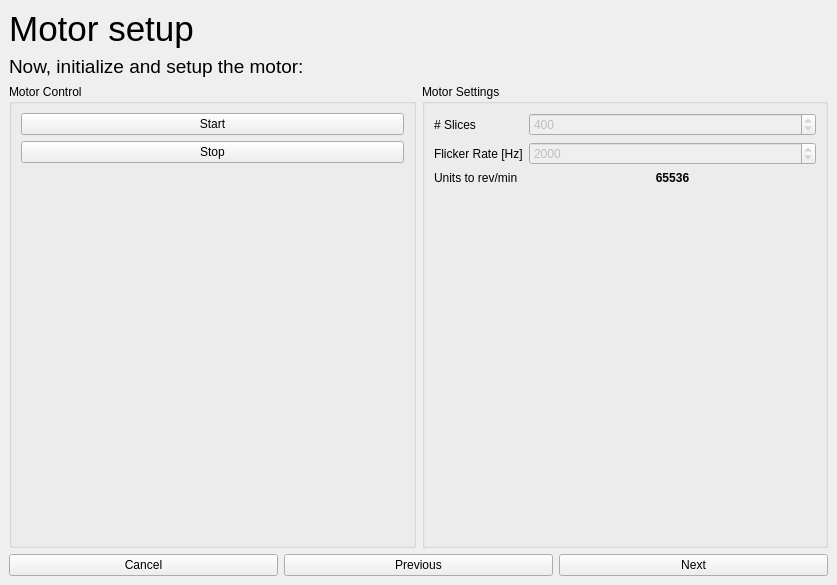
First picture: the form in src/StackedWidget.ui, repository CarloNicolini/Volvux, before the edit.
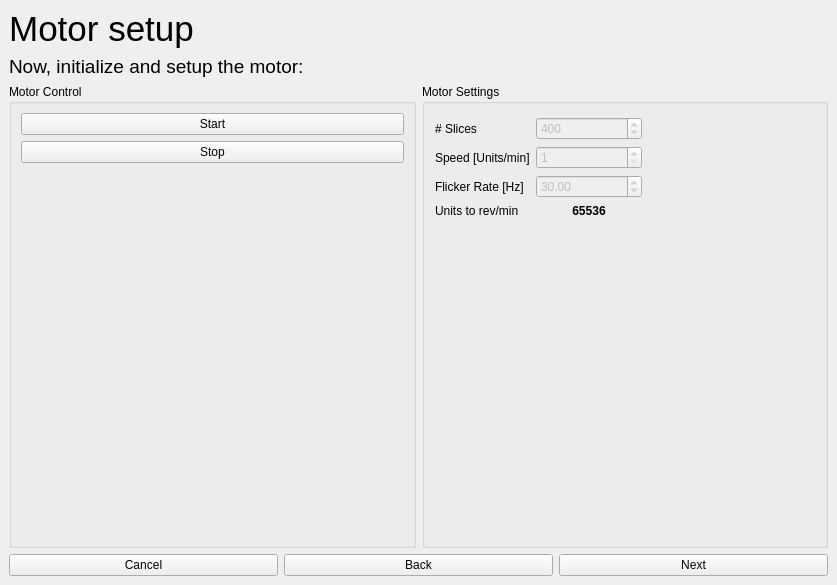
Second picture: the form after the edit. The open tabs and pages were chosen to show the change. Custom widgets are drawn as their Qt base class.

Commit message: deleted obsolete files, implemented slots for the projector and motor stacked widget. Needs to be fixed the upper boud of Flicker Rate

```diff
--- a/src/StackedWidget.ui
+++ b/src/StackedWidget.ui
@@ -391,8 +391,15 @@
             <property name="title">
              <string>Motor Settings</string>
             </property>
-            <layout class="QVBoxLayout" name="verticalLayout_5">
-             <item>
+            <widget class="QWidget" name="">
+             <property name="geometry">
+              <rect>
+               <x>13</x>
+               <y>33</y>
+               <width>207</width>
+               <height>115</height>
+              </rect>
+             </property>
               <layout class="QFormLayout" name="formLayout_2">
                <item row="0" column="0">
                 <widget class="QLabel" name="labelNumSlicesProjector_2">
@@ -418,37 +425,60 @@
                 </widget>
                </item>
                <item row="1" column="0">
-                <widget class="QLabel" name="flickerRatelabel">
+               <widget class="QLabel" name="labelMotorSpeed">
+                <property name="text">
+                 <string>Speed [Units/min]</string>
+                </property>
+               </widget>
+              </item>
+              <item row="1" column="1">
+               <widget class="QSpinBox" name="spinBoxMotorSpeed">
+                <property name="enabled">
+                 <bool>false</bool>
+                </property>
+                <property name="minimum">
+                 <number>1</number>
+                </property>
+                <property name="maximum">
+                 <number>999</number>
+                </property>
+                <property name="value">
+                 <number>1</number>
+                </property>
+               </widget>
+              </item>
+              <item row="2" column="0">
+               <widget class="QLabel" name="labelFlickerRate">
                  <property name="text">
                   <string>Flicker Rate [Hz]</string>
                  </property>
                 </widget>
                </item>
-               <item row="1" column="1">
-                <widget class="QSpinBox" name="spinBoxProjectorLEDcurrent_2">
+              <item row="2" column="1">
+               <widget class="QDoubleSpinBox" name="doubleSpinBoxMotorFlickerRate">
                  <property name="enabled">
                   <bool>false</bool>
                  </property>
+                <property name="minimum">
+                 <double>1.000000000000000</double>
+                </property>
                  <property name="maximum">
-                  <number>15000</number>
-                 </property>
-                 <property name="singleStep">
-                  <number>100</number>
+                 <double>300.000000000000000</double>
                  </property>
                  <property name="value">
-                  <number>2000</number>
+                 <double>30.000000000000000</double>
                  </property>
                 </widget>
                </item>
-               <item row="2" column="0">
-                <widget class="QLabel" name="unitsRevMinLabel">
+              <item row="3" column="0">
+               <widget class="QLabel" name="labelUnitsToRevMin">
                  <property name="text">
                   <string>Units to rev/min</string>
                  </property>
                 </widget>
                </item>
-               <item row="2" column="1">
-                <widget class="QLabel" name="revmindefaultValue">
+              <item row="3" column="1">
+               <widget class="QLabel" name="labelMotorDefaultUnitsToRevMin">
                  <property name="font">
                   <font>
                    <weight>75</weight>
@@ -464,8 +494,7 @@
                 </widget>
                </item>
               </layout>
-             </item>
-            </layout>
+            </widget>
            </widget>
           </item>
          </layout>
@@ -484,7 +513,7 @@
         <item>
          <widget class="QPushButton" name="pushButtonPreviousMotor">
           <property name="text">
-           <string>Previous</string>
+           <string>Back</string>
           </property>
          </widget>
         </item>
```
Left out of the diff: 15 changed lines with no effect on the pictures. Lines whose indentation alone changed are shown as unchanged. The commit also changes 10 other files.
